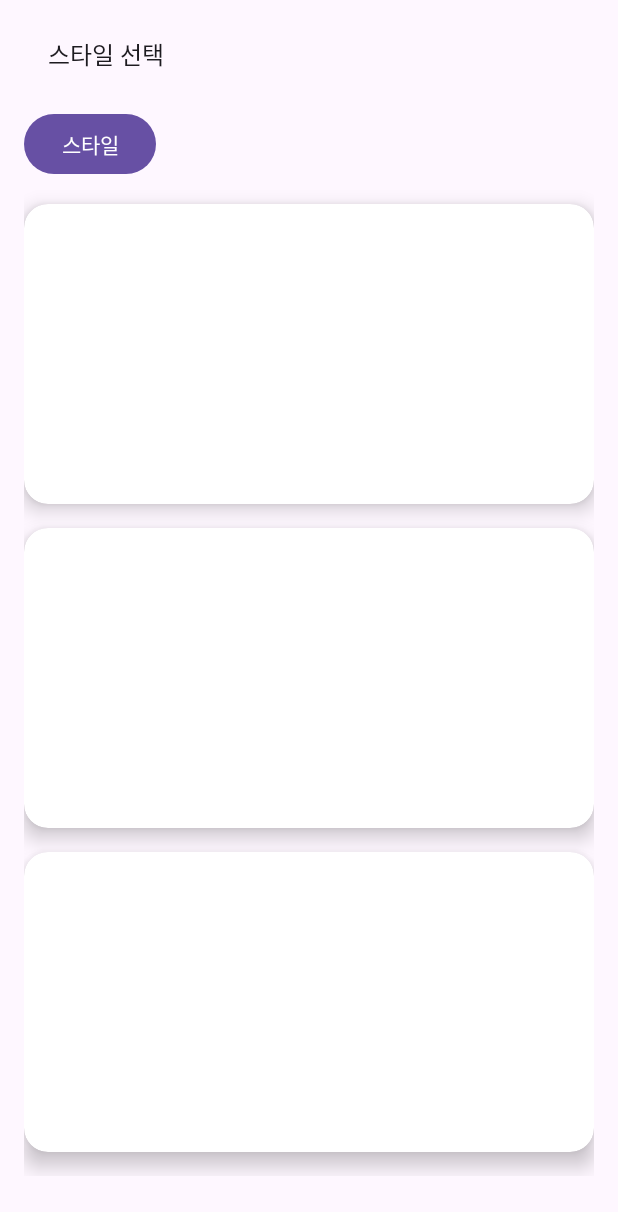
After one commit to 0619-weonbin/weq, an Android app: the Closet screen opened directly, with no data from a screen before it, on a phone screen of 412 x 824 dp. The commit adds this screen. Shown: the top 1212 px of the screen. Run offline under Robolectric (Android 15) with nearby library versions, the phone set to English and light mode, and no system bars; pictures from the network do not load.

Commit message:
이식 완료

```diff
--- a/app/build.gradle.kts
+++ b/app/build.gradle.kts
@@ -35,7 +35,9 @@ android {
 }
 
 dependencies {
-
+    //옷장
+    implementation("com.github.bumptech.glide:glide:4.15.1")
+    //나머지
     implementation("com.squareup.retrofit2:retrofit:2.9.0")
     implementation("com.squareup.retrofit2:converter-gson:2.9.0")
     implementation("com.google.code.gson:gson:2.9.0")
--- a/app/src/main/AndroidManifest.xml
+++ b/app/src/main/AndroidManifest.xml
@@ -14,6 +14,7 @@
         android:supportsRtl="true"
         android:theme="@style/Theme.MyApplication123"
         tools:targetApi="31">
+        <activity android:name=".Closet"/>
         <activity
             android:name=".MainActivity"
             android:exported="true"
--- /dev/null
+++ b/app/src/main/java/com/example/myapplication123/Closet.java
@@ -0,0 +1,187 @@
+package com.example.myapplication123;
+
+import android.content.Intent;
+import android.database.Cursor;
+import android.database.sqlite.SQLiteDatabase;
+import android.os.Bundle;
+import android.util.Log;
+import android.view.View;
+import android.widget.AdapterView;
+import android.widget.ArrayAdapter;
+import android.widget.Button;
+import android.widget.ImageView;
+import android.widget.LinearLayout;
+import android.widget.Spinner;
+
+import androidx.appcompat.app.AppCompatActivity;
+
+import com.bumptech.glide.Glide;
+
+import java.util.ArrayList;
+import java.util.List;
+
+public class Closet extends AppCompatActivity {
+    private Spinner styleSpinner;
+    private LinearLayout clo1,clo2,clo3;
+    private List<CloTag> allClo = new ArrayList<>();
+    private String presTemp;
+
+
+    @Override
+    protected void onCreate(Bundle savedInstanceState) {
+        super.onCreate(savedInstanceState);
+        setContentView(R.layout.activity_closet);
+
+        styleSpinner = findViewById(R.id.styleSpinner);
+
+        clo1 = findViewById(R.id.clo1);
+        clo2 = findViewById(R.id.clo2);
+        clo3 = findViewById(R.id.clo3);
+        /*
+        // 스타일 설정 버튼 클릭 리스너 설정
+        Button goToStyleButton = (Button)findViewById(R.id.goToStyleButton);
+        goToStyleButton.setOnClickListener(new View.OnClickListener() {
+            @Override
+            public void onClick(View v) {
+                Intent intent = new Intent(Closet.this, Style.class);
+                startActivity(intent);
+                Log.d("Closet", "옷장 버튼 클릭됨"); // 로그 추가 (확인용)
+            }
+        });
+        */
+
+        ArrayAdapter<CharSequence> adapter = ArrayAdapter.createFromResource(
+                this, R.array.style_array, android.R.layout.simple_spinner_item);
+        adapter.setDropDownViewResource(android.R.layout.simple_spinner_dropdown_item);
+        styleSpinner.setAdapter(adapter);
+
+        loadFromDB();
+
+        String apiKey = "8c16883d64dbbb8dcce77fe26d0da8dc";
+        String apiUrl = "https://api.openweathermap.org/data/2.5/weather?q=Seoul&units=metric&appid=" + apiKey;
+
+
+        styleSpinner.setOnItemSelectedListener(new AdapterView.OnItemSelectedListener() {
+            @Override
+            public void onItemSelected(AdapterView<?> parent, View view, int position, long id) {
+                if (presTemp != null) {
+                    String selectedStyle = parent.getItemAtPosition(position).toString();
+                    if (selectedStyle.equals("스타일 선택")) {
+                        showClo(presTemp, null);
+                    } else {
+                        showClo(presTemp, selectedStyle);
+                    }
+                }
+            }
+
+            @Override
+            public void onNothingSelected(AdapterView<?> adapterView) {
+                if (presTemp != null){
+                    showClo(presTemp,null);
+                }
+
+            }
+        });
+        new Weather(temp -> {
+            presTemp = geTemp(temp);
+            showClo(presTemp,null);
+        }).execute(apiUrl);
+    }
+    private void loadFromDB(){
+        MyDatabaseHelper dbHelper = new MyDatabaseHelper(this);
+        SQLiteDatabase db = dbHelper.getReadableDatabase();
+        Cursor cursor = db.rawQuery("SELECT * FROM clothes",null);
+        allClo.clear();
+
+        if(cursor.moveToFirst()){
+            do {
+                String style = cursor.getString(cursor.getColumnIndexOrThrow("style"));
+                String type = cursor.getString(cursor.getColumnIndexOrThrow("type"));
+                String detailedType = cursor.getString(cursor.getColumnIndexOrThrow("detailed_type"));
+                String imageUrl = cursor.getString(cursor.getColumnIndexOrThrow("image_url"));
+                String tmpTag = cloTemp(detailedType);
+
+                CloTag clo = new CloTag(imageUrl,tmpTag,style,type,detailedType);
+                allClo.add(clo);
+            }while(cursor.moveToNext());
+        }
+        cursor.close();
+        db.close();
+    }
+
+    private  String cloTemp(String detailedType){
+        if(detailedType.equals("패딩")){
+            return "vcold";
+        } else if (detailedType.equals("기모상의") || detailedType.equals("기모바지")
+                || detailedType.equals("두꺼운 긴팔")) {
+            return "vcold,cold";
+        } else if (detailedType.equals("두꺼운 아우터")) {
+            return "cold";
+        } else if (detailedType.equals("긴바지")) {
+            return "vcold,cold,warm";
+        } else if (detailedType.equals("가벼운 아우터") || detailedType.equals("가벼운 긴팔")) {
+            return "warm";
+        } else if (detailedType.equals("원피스")) {
+            return "warm,hot";
+        } else if (detailedType.equals("나시")) {
+            return "vhot";
+        }else {return "hot,vhot";}
+    }
+
+    private String geTemp(double presTemp){
+        if(presTemp <= 4) {return"vcold";}
+        else if(presTemp <= 13){return "cold";}
+        else if(presTemp <= 22){return "warm";}
+        else if(presTemp <= 28){return "hot";}
+        else {return "vhot";}
+
+    }
+    private void showClo(String TmpTag,String StyTag) {
+        clo1.removeAllViews();
+        clo2.removeAllViews();
+        clo3.removeAllViews();
+
+        List<CloTag> filter = new ArrayList<>();
+
+        for(CloTag a : allClo){
+            String[] temps = a.TmpTag.split(",");
+            boolean eqtemp = false;
+            for (String temp : temps) {
+                if (temp.trim().equals(TmpTag)){
+                    eqtemp = true;
+                    break;
+                }
+            }
+            if (!eqtemp) continue;
+
+            if (StyTag != null && ! a.StyTag.equals(StyTag)) continue;
+
+            filter.add(a);
+        }
+        for (CloTag a : filter){
+            ImageView imageView = new ImageView(this);
+            LinearLayout.LayoutParams params = new LinearLayout.LayoutParams(
+                    LinearLayout.LayoutParams.WRAP_CONTENT,
+                    LinearLayout.LayoutParams.WRAP_CONTENT
+            );
+            params.setMargins(16,16,16,16);
+            imageView.setLayoutParams(params);
+
+            Glide.with(this).load(a.CloUrl).into(imageView);
+
+            switch (a.TypeTag){
+                case "아우터":
+                    clo1.addView(imageView);
+                    break;
+                case "상의":
+                    clo2.addView(imageView);
+                    break;
+                case "하의":
+                    clo3.addView(imageView);
+                    break;
+                default:
+                    break;
+            }
+        }
+    }
+}
--- /dev/null
+++ b/app/src/main/java/com/example/myapplication123/MyDatabaseHelper.java
@@ -0,0 +1,27 @@
+package com.example.myapplication123;
+
+import android.content.Context;
+import android.database.sqlite.SQLiteDatabase;
+import android.database.sqlite.SQLiteOpenHelper;
+
+public class MyDatabaseHelper extends SQLiteOpenHelper {
+
+    private static final String DB_NAME = "MyDatabase.db";
+    private static final int DB_VERSION = 1;
+
+    public MyDatabaseHelper(Context context) {
+        super(context, DB_NAME, null, DB_VERSION);
+    }
+
+    @Override
+    public void onCreate(SQLiteDatabase db) {
+        db.execSQL("CREATE TABLE IF NOT EXISTS clothes (id INTEGER PRIMARY KEY AUTOINCREMENT, " +
+                "style TEXT, type TEXT, detailed_type TEXT, preference INTEGER, image_url TEXT)");
+    }
+
+    @Override
+    public void onUpgrade(SQLiteDatabase db, int oldVersion, int newVersion) {
+        db.execSQL("DROP TABLE IF EXISTS clothes");
+        onCreate(db);
+    }
+}
--- /dev/null
+++ b/app/src/main/java/com/example/myapplication123/Weather.java
@@ -0,0 +1,60 @@
+package com.example.myapplication123;
+
+import android.os.AsyncTask;
+import android.util.Log;
+
+import org.json.JSONObject;
+
+import java.io.BufferedReader;
+import java.io.InputStreamReader;
+import java.net.HttpURLConnection;
+import java.net.URL;
+
+
+public class Weather extends AsyncTask<String, Void, Double> {
+
+    public interface WeatherCallback {
+        void onWeatherFetched(double temp);
+    }
+
+    private WeatherCallback callback;
+
+    public Weather(WeatherCallback callback) {
+        this.callback = callback;
+    }
+
+    @Override
+    protected Double doInBackground(String... params) {
+        String apiUrl = params[0];
+        try {
+            URL url = new URL(apiUrl);
+            HttpURLConnection conn = (HttpURLConnection) url.openConnection();
+            conn.setRequestMethod("GET");
+
+            BufferedReader reader = new BufferedReader(
+                    new InputStreamReader(conn.getInputStream()));
+            StringBuilder result = new StringBuilder();
+            String line;
+
+            while ((line = reader.readLine()) != null) {
+                result.append(line);
+            }
+
+            JSONObject jsonObject = new JSONObject(result.toString());
+            JSONObject main = jsonObject.getJSONObject("main");
+            return main.getDouble("temp");  // 현재 온도 (섭씨)
+
+        } catch (Exception e) {
+            Log.e("WeatherTask", "Error fetching weather", e);
+            return null;
+        }
+    }
+
+    @Override
+    protected void onPostExecute(Double temp) {
+        if (callback != null && temp != null) {
+            callback.onWeatherFetched(temp);
+        }
+    }
+
+}
--- /dev/null
+++ b/app/src/main/res/drawable/spinner_item_bg.xml
@@ -0,0 +1,10 @@
+<?xml version="1.0" encoding="utf-8"?>
+<selector xmlns:android="http://schemas.android.com/apk/res/android">
+    <shape xmlns:android="http://schemas.android.com/apk/res/android"
+        android:shape="rectangle">
+        <solid android:color="#FFFFFF" />
+        <stroke android:width="1dp" android:color="#BBBBBB" />
+        <corners android:radius="12dp" />
+    </shape>
+
+</selector>
--- /dev/null
+++ b/app/src/main/res/layout/activity_closet.xml
@@ -0,0 +1,116 @@
+<?xml version="1.0" encoding="utf-8"?>
+<ScrollView xmlns:android="http://schemas.android.com/apk/res/android"
+    xmlns:app="http://schemas.android.com/apk/res-auto"
+    xmlns:tools="http://schemas.android.com/tools"
+    android:id="@+id/main"
+    android:layout_width="match_parent"
+    android:layout_height="match_parent"
+    tools:context=".Closet">
+
+    <LinearLayout
+        android:layout_width="match_parent"
+        android:layout_height="wrap_content"
+        android:orientation="vertical"
+        android:padding="16dp">
+
+        <!-- 스타일 선택 드롭다운 -->
+        <Spinner
+            android:id="@+id/styleSpinner"
+            android:layout_width="match_parent"
+            android:layout_height="wrap_content"
+            android:background="@drawable/spinner_item_bg"
+            android:spinnerMode="dropdown"
+            android:layout_marginBottom="16dp"
+            android:padding="8dp"
+            android:enabled="true"
+            android:clickable="true"
+            android:dropDownVerticalOffset="8dp"
+            android:dropDownHorizontalOffset="8dp"
+            android:popupBackground="#FFFFFF"
+            />
+        <Button
+            android:id="@+id/goToStyleButton"
+            android:layout_width="wrap_content"
+            android:layout_height="wrap_content"
+            android:layout_marginEnd="16dp"
+            android:layout_marginBottom="16dp"
+            android:text="스타일"
+            app:layout_constraintBottom_toBottomOf="parent"
+            app:layout_constraintEnd_toEndOf="parent" />
+
+        <!-- 1번 스크롤 뷰 (CardView로 감싼 버전) -->
+        <androidx.cardview.widget.CardView
+            android:layout_width="match_parent"
+            android:layout_height="wrap_content"
+            android:layout_marginBottom="16dp"
+            app:cardCornerRadius="16dp"
+            app:cardElevation="8dp"
+            android:padding="8dp">
+
+            <HorizontalScrollView
+                android:id="@+id/hscroll_outer"
+                android:layout_width="match_parent"
+                android:layout_height="200dp"
+                android:fillViewport="true"
+                android:scrollbars="horizontal">
+
+                <LinearLayout
+                    android:id="@+id/clo1"
+                    android:layout_width="wrap_content"
+                    android:layout_height="match_parent"
+                    android:orientation="horizontal" />
+            </HorizontalScrollView>
+        </androidx.cardview.widget.CardView>
+
+        <!-- 2번 스크롤 뷰 -->
+        <androidx.cardview.widget.CardView
+            android:layout_width="match_parent"
+            android:layout_height="wrap_content"
+            android:layout_marginBottom="16dp"
+            app:cardCornerRadius="16dp"
+            app:cardElevation="8dp"
+            android:padding="8dp">
+
+            <HorizontalScrollView
+                android:id="@+id/hscroll_top"
+                android:layout_width="match_parent"
+                android:layout_height="200dp"
+                android:fillViewport="true"
+                android:scrollbars="horizontal">
+
+                <LinearLayout
+                    android:id="@+id/clo2"
+                    android:layout_width="wrap_content"
+                    android:layout_height="match_parent"
+                    android:orientation="horizontal" />
+            </HorizontalScrollView>
+        </androidx.cardview.widget.CardView>
+
+        <!-- 3번 스크롤 뷰 -->
+        <androidx.cardview.widget.CardView
+            android:layout_width="match_parent"
+            android:layout_height="wrap_content"
+            android:layout_marginBottom="16dp"
+            app:cardCornerRadius="16dp"
+            app:cardElevation="8dp"
+            android:padding="8dp">
+
+            <HorizontalScrollView
+                android:id="@+id/hscroll_bottom"
+                android:layout_width="match_parent"
+                android:layout_height="200dp"
+                android:fillViewport="true"
+                android:scrollbars="horizontal">
+
+                <LinearLayout
+                    android:id="@+id/clo3"
+                    android:layout_width="wrap_content"
+                    android:layout_height="match_parent"
+                    android:orientation="horizontal" />
+            </HorizontalScrollView>
+        </androidx.cardview.widget.CardView>
+
+    </LinearLayout>
+
+
+</ScrollView>
--- a/app/src/main/res/values/strings.xml
+++ b/app/src/main/res/values/strings.xml
@@ -43,4 +43,30 @@
         libero vel nunc consequat, quis tincidunt nisl eleifend. Cras bibendum enim a justo luctus
         vestibulum. Fusce dictum libero quis erat maximus, vitae volutpat diam dignissim.
     </string>
+    <string-array name="style_array">
+        <item>스타일 선택</item>
+        <item>아메카지</item>
+        <item>스트릿</item>
+        <item>미니멀</item>
+        <item>캐주얼</item>
+        <item>스포티</item>
+        <item>걸리쉬</item>
+        <item>프레피룩</item>
+        <item>빈티지</item>
+        <item>레트로</item>
+        <item>오피스룩</item>
+        <item>노멀코어</item>
+        <item>테크웨어</item>
+        <item>댄디룩</item>
+        <item>모던룩</item>
+        <item>네츄럴룩</item>
+        <item>보헤미안</item>
+        <item>유니섹스</item>
+        <item>힙스터 스타일</item>
+        <item>멀티 레이어드</item>
+        <item>코리안 스트릿</item>
+        <item>Y2K</item>
+        <item>케이팝 스타일</item>
+        <item>룩북 스타일</item>
+    </string-array>
 </resources>
```
Also changed, not shown: app/src/main/java/com/example/myapplication123/CloTag.java (added, +17 -0 lines), app/src/main/java/com/example/myapplication123/MainActivity.java (+13 -0 lines), app/src/main/res/layout/activity_main.xml (+10 -0 lines), app/src/main/res/layout/spinner_item.xml (added, +10 -0 lines).
